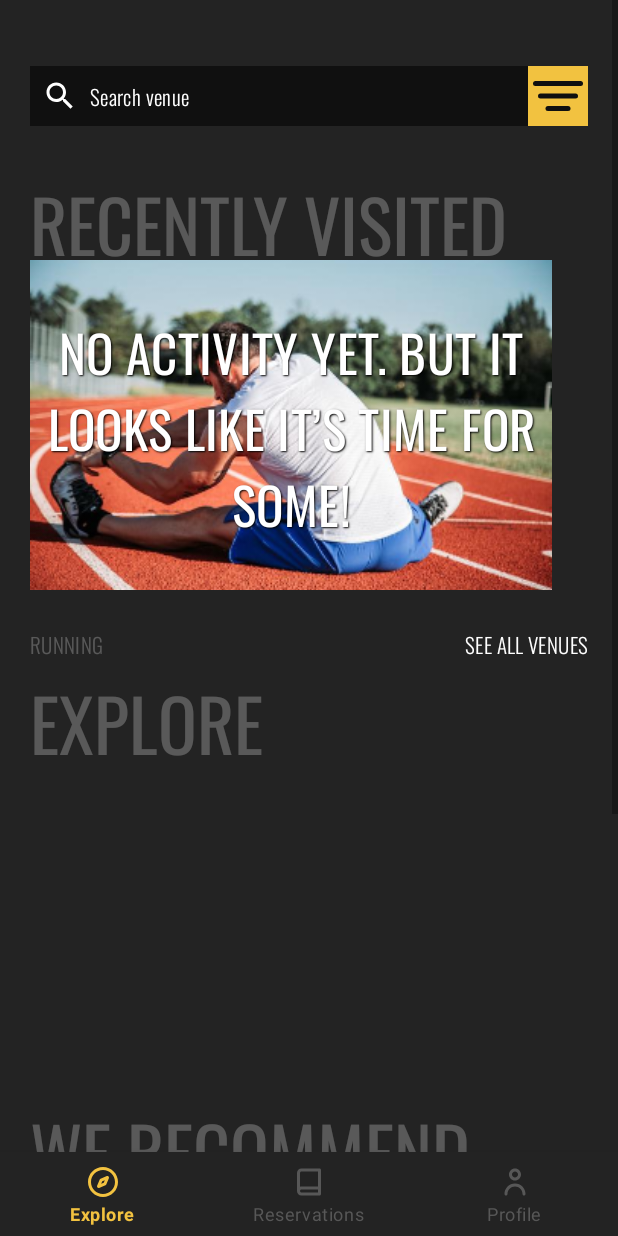
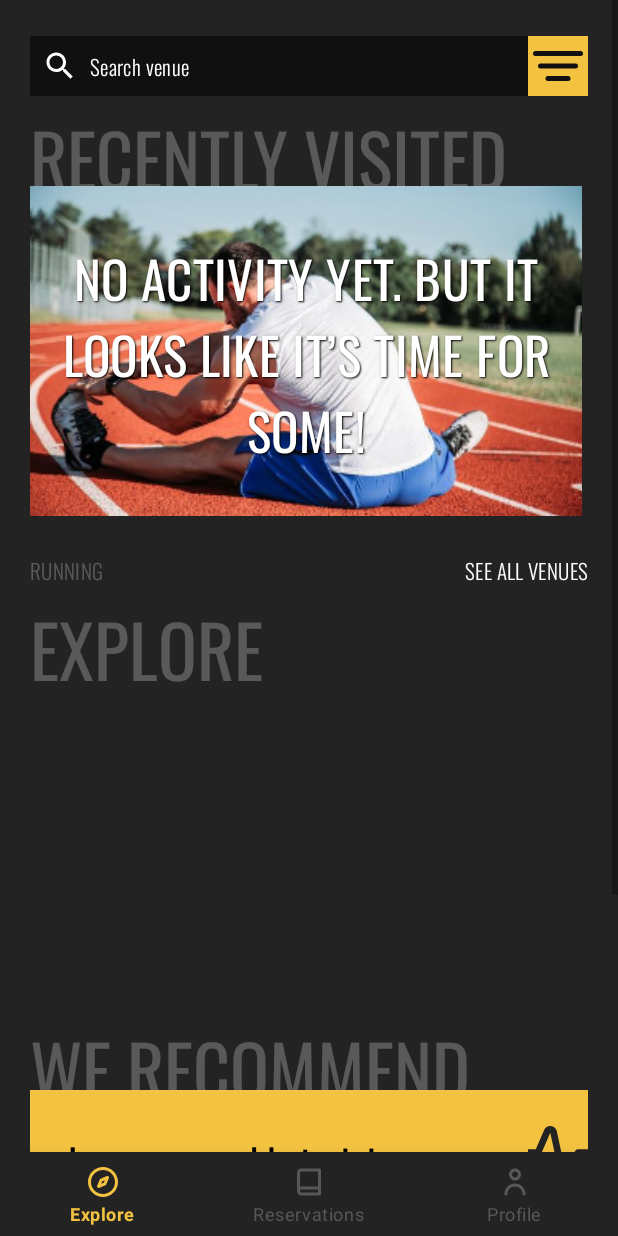
Before and after one commit to Catalin-David/RSRVD, an Android app: the ExploreFragment screen opened directly, with no data from a screen before it, on a phone screen of 412 x 824 dp. Run offline under Robolectric (Android 15) with nearby library versions, the phone set to English and light mode, and no system bars; our stand-ins replace data binding; pictures from the network do not load; 2 statements that could not run were skipped.

Commit message:
LinearLayout to ConstraintLayout

```diff
--- a/app/src/main/res/layout/fragment_explore.xml
+++ b/app/src/main/res/layout/fragment_explore.xml
@@ -7,25 +7,44 @@
         android:layout_width="match_parent"
         android:layout_height="match_parent">
 
-        <LinearLayout
+        <androidx.constraintlayout.widget.ConstraintLayout
             android:layout_width="match_parent"
             android:layout_height="wrap_content"
-            android:orientation="vertical"
-            android:padding="20dp">
+            android:orientation="vertical">
+
+            <androidx.constraintlayout.widget.Guideline
+                android:id="@+id/left_guideline"
+                android:layout_width="wrap_content"
+                android:layout_height="wrap_content"
+                android:orientation="vertical"
+                app:layout_constraintGuide_begin="@dimen/side_guide" />
+
+            <androidx.constraintlayout.widget.Guideline
+                android:id="@+id/right_guideline"
+                android:layout_width="wrap_content"
+                android:layout_height="wrap_content"
+                android:orientation="vertical"
+                app:layout_constraintGuide_end="@dimen/side_guide" />
 
             <!-- Search bar -->
             <include
                 android:id="@+id/search_venue_bar"
                 layout="@layout/search_venue_bar"
-                android:layout_width="match_parent"
+                android:layout_width="0dp"
                 android:layout_height="wrap_content"
-                android:layout_marginVertical="@dimen/long_margin" />
+                android:layout_marginVertical="@dimen/long_margin"
+                app:layout_constraintEnd_toEndOf="@id/right_guideline"
+                app:layout_constraintStart_toStartOf="@id/left_guideline"
+                app:layout_constraintTop_toTopOf="parent" />
 
             <!-- Recently visited -->
             <androidx.constraintlayout.widget.ConstraintLayout
                 android:id="@+id/recently_visited"
-                android:layout_width="match_parent"
-                android:layout_height="@dimen/cards_height">
+                android:layout_width="0dp"
+                android:layout_height="@dimen/cards_height"
+                app:layout_constraintEnd_toEndOf="parent"
+                app:layout_constraintStart_toStartOf="@id/left_guideline"
+                app:layout_constraintTop_toBottomOf="@id/search_venue_bar">
 
                 <TextView
                     android:id="@+id/recently_visited_title"
@@ -48,8 +67,12 @@
 
             <!-- Info -->
             <androidx.constraintlayout.widget.ConstraintLayout
-                android:layout_width="match_parent"
-                android:layout_height="wrap_content">
+                android:id="@+id/info"
+                android:layout_width="0dp"
+                android:layout_height="wrap_content"
+                app:layout_constraintEnd_toEndOf="@id/right_guideline"
+                app:layout_constraintStart_toStartOf="@id/left_guideline"
+                app:layout_constraintTop_toBottomOf="@id/recently_visited">
 
                 <TextView
                     android:id="@+id/details_activity"
@@ -85,13 +108,17 @@
                     android:textAppearance="@style/TextAppearance.Body2"
                     app:layout_constraintEnd_toEndOf="parent"
                     app:layout_constraintTop_toTopOf="parent" />
+
             </androidx.constraintlayout.widget.ConstraintLayout>
 
             <!-- Explore -->
             <androidx.constraintlayout.widget.ConstraintLayout
                 android:id="@+id/explore"
-                android:layout_width="match_parent"
-                android:layout_height="@dimen/cards_height">
+                android:layout_width="0dp"
+                android:layout_height="@dimen/cards_height"
+                app:layout_constraintEnd_toEndOf="parent"
+                app:layout_constraintStart_toStartOf="@id/left_guideline"
+                app:layout_constraintTop_toBottomOf="@id/info">
 
                 <TextView
                     android:id="@+id/explore_title"
@@ -115,8 +142,11 @@
             <!-- We recommend -->
             <androidx.constraintlayout.widget.ConstraintLayout
                 android:id="@+id/we_recommend"
-                android:layout_width="match_parent"
-                android:layout_height="270dp">
+                android:layout_width="0dp"
+                android:layout_height="wrap_content"
+                app:layout_constraintEnd_toEndOf="@id/right_guideline"
+                app:layout_constraintStart_toStartOf="@id/left_guideline"
+                app:layout_constraintTop_toBottomOf="@id/explore">
 
                 <TextView
                     android:id="@+id/we_recommend_title"
@@ -130,11 +160,29 @@
                     app:layout_constraintTop_toTopOf="parent" />
 
                 <androidx.constraintlayout.widget.ConstraintLayout
-                    android:layout_width="match_parent"
+                    android:layout_width="0dp"
                     android:layout_height="wrap_content"
-                    android:background="@color/primary"
+                    android:paddingTop="55dp"
                     app:layout_constraintBottom_toBottomOf="parent"
+                    app:layout_constraintEnd_toEndOf="parent"
                     app:layout_constraintStart_toStartOf="parent">
+
+                    <TextView
+                        android:id="@+id/we_recommend_text"
+                        android:layout_width="0dp"
+                        android:layout_height="wrap_content"
+                        android:background="@color/primary"
+                        android:padding="25dp"
+                        android:scaleX="1"
+                        android:scaleY="1"
+                        android:text="@string/we_recommend_script"
+                        android:textAppearance="@style/TextAppearance.Headline4"
+                        android:textColor="#000"
+                        android:textSize="25sp"
+                        app:layout_constraintBottom_toBottomOf="parent"
+                        app:layout_constraintEnd_toEndOf="parent"
+                        app:layout_constraintStart_toStartOf="parent"
+                        app:layout_constraintTop_toTopOf="parent" />
 
                     <ImageView
                         android:layout_width="wrap_content"
@@ -145,33 +193,25 @@
                         android:src="@drawable/ic_img_recommendation"
                         app:layout_constraintEnd_toEndOf="parent"
                         app:layout_constraintTop_toTopOf="parent" />
-
-                    <TextView
-                        android:id="@+id/we_recommend_text"
-                        android:layout_width="wrap_content"
-                        android:layout_height="wrap_content"
-                        android:scaleX=".8"
-                        android:scaleY=".8"
-                        android:text="@string/we_recommend_script"
-                        android:textAppearance="@style/TextAppearance.Headline4"
-                        android:textColor="#000"
-                        app:layout_constraintBottom_toBottomOf="parent"
-                        app:layout_constraintStart_toStartOf="parent"
-                        app:layout_constraintTop_toTopOf="parent" />
                 </androidx.constraintlayout.widget.ConstraintLayout>
             </androidx.constraintlayout.widget.ConstraintLayout>
 
             <!-- Read more -->
             <TextView
                 android:id="@+id/read_more"
-                android:layout_width="wrap_content"
+                android:layout_width="0dp"
                 android:layout_height="wrap_content"
                 android:layout_gravity="center_horizontal"
                 android:layout_marginVertical="@dimen/long_margin"
                 android:background="?attr/selectableItemBackground"
+                android:gravity="center"
+                android:paddingVertical="@dimen/long_padding"
                 android:text="@string/read_more"
-                android:textAppearance="@style/TextAppearance.Body2" />
+                android:textAppearance="@style/TextAppearance.Body2"
+                app:layout_constraintEnd_toEndOf="@id/right_guideline"
+                app:layout_constraintStart_toStartOf="@id/left_guideline"
+                app:layout_constraintTop_toBottomOf="@id/we_recommend" />
 
-        </LinearLayout>
+        </androidx.constraintlayout.widget.ConstraintLayout>
     </ScrollView>
 </layout>
--- a/app/src/main/res/values/dimens.xml
+++ b/app/src/main/res/values/dimens.xml
@@ -18,7 +18,7 @@
     <dimen name="card_width">400dp</dimen>
     <dimen name="card_height">220dp</dimen>
     <dimen name="card_height_short">180dp</dimen>
-    <dimen name="cards_height">285dp</dimen>
+    <dimen name="cards_height">280dp</dimen>
     <dimen name="cards_height_short">240dp</dimen>
     <dimen name="picture_small">250dp</dimen>
     <dimen name="picture_title_offset_small">220dp</dimen>
```
